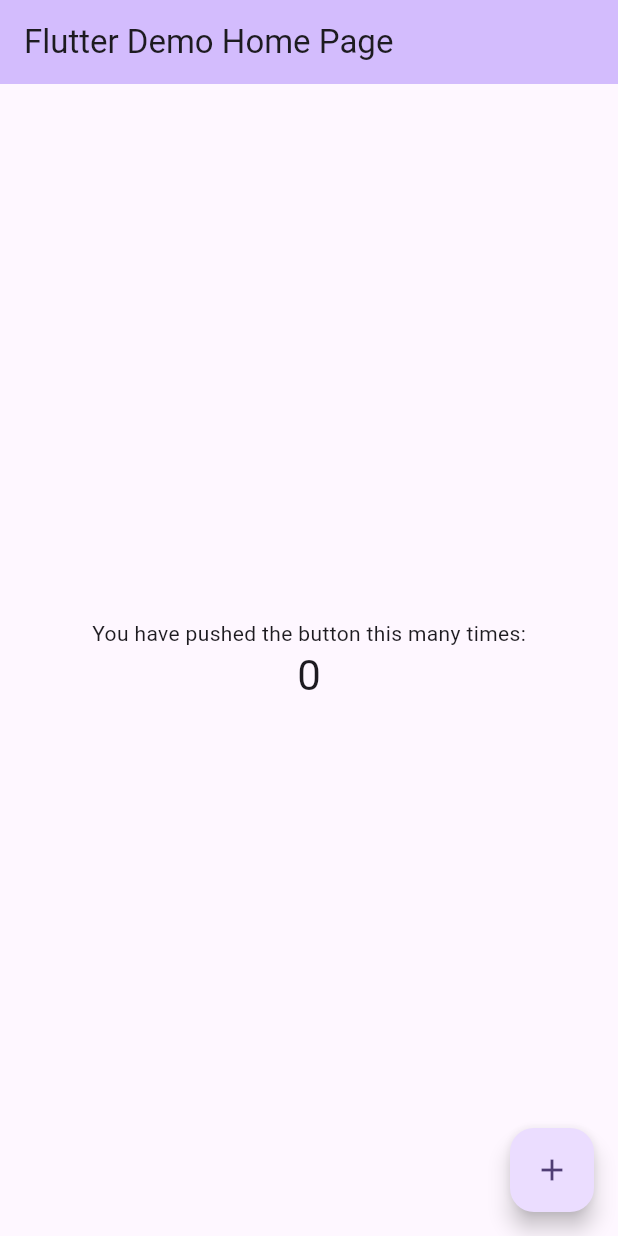
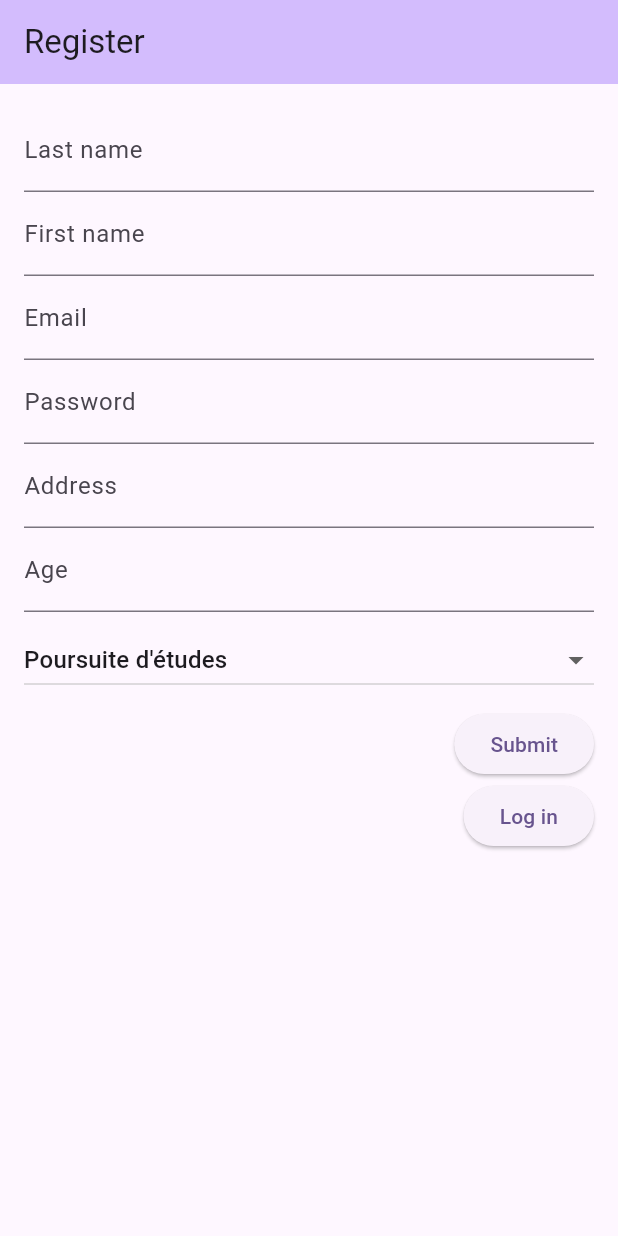
Before and after one commit to Kaylana1968/CodeEvaluator, a Flutter app: the screen it shows after launch, on a phone screen of 412 x 824 dp. Run offline on Flutter 3.47's test engine with Material 3 defaults, Android fonts, the phone set to English and light mode, and no system bars.

Commit message:
[us-1] made registration form and login form front but buttons not working

```diff
--- /dev/null
+++ b/lib/Controller/login.dart
@@ -0,0 +1 @@
+void login(String email, String password) {}
--- /dev/null
+++ b/lib/Controller/register.dart
@@ -0,0 +1,8 @@
+void register(
+  String lastName,
+  String firstName,
+  String email,
+  String address,
+  String age,
+  String motivation,
+) {}
--- /dev/null
+++ b/lib/Vue/register.dart
@@ -0,0 +1,125 @@
+import 'package:flutter/material.dart';
+import '../Controller/register.dart';
+
+const List<String> motivations = [
+  "Poursuite d'études",
+  "Reconversion professionnelle",
+  "Réorientation"
+];
+
+class RegistrationPage extends StatefulWidget {
+  const RegistrationPage({super.key, required this.title});
+
+  final String title;
+
+  @override
+  State<RegistrationPage> createState() => _RegistrationPageState();
+}
+
+class _RegistrationPageState extends State<RegistrationPage> {
+  final TextEditingController lastNameController = TextEditingController();
+  final TextEditingController firstNameController = TextEditingController();
+  final TextEditingController emailController = TextEditingController();
+  final TextEditingController passwordController = TextEditingController();
+  final TextEditingController addressController = TextEditingController();
+  final TextEditingController ageController = TextEditingController();
+  String motivationValue = motivations.first;
+
+  Widget formInput() {
+    return Column(
+      mainAxisAlignment: MainAxisAlignment.start,
+      crossAxisAlignment: CrossAxisAlignment.center,
+      children: [
+        TextFormField(
+          decoration: const InputDecoration(
+            labelText: "Last name",
+          ),
+          controller: lastNameController,
+          validator: (value) => value!.isEmpty ? 'Enter your last name' : null,
+        ),
+        TextFormField(
+          decoration: const InputDecoration(
+            labelText: "First name",
+          ),
+          controller: firstNameController,
+          validator: (value) => value!.isEmpty ? 'Enter your first name' : null,
+        ),
+        TextFormField(
+          decoration: const InputDecoration(
+            labelText: "Email",
+          ),
+          keyboardType: TextInputType.emailAddress,
+          controller: emailController,
+          validator: (value) => value!.isEmpty ? 'Enter your email' : null,
+        ),
+        TextFormField(
+          decoration: const InputDecoration(
+            labelText: "Password",
+          ),
+          controller: passwordController,
+          validator: (value) => value!.isEmpty ? 'Enter your password' : null,
+        ),
+        TextFormField(
+          decoration: const InputDecoration(
+            labelText: "Address",
+          ),
+          controller: addressController,
+          validator: (value) => value!.isEmpty ? 'Enter your address' : null,
+        ),
+        TextFormField(
+            decoration: const InputDecoration(
+              labelText: "Age",
+            ),
+            controller: ageController,
+            keyboardType: TextInputType.number,
+            validator: (value) => value!.isEmpty ? 'Enter your age' : null),
+        const SizedBox(height: 8.0),
+        DropdownButton(
+            isExpanded: true,
+            value: motivationValue,
+            items: motivations.map<DropdownMenuItem<String>>((String value) {
+              return DropdownMenuItem<String>(
+                value: value,
+                child: Text(value),
+              );
+            }).toList(),
+            onChanged: (value) => setState(() {
+                  motivationValue = value!;
+                }))
+      ],
+    );
+  }
+
+  @override
+  Widget build(BuildContext context) {
+    return Scaffold(
+      appBar: AppBar(
+        backgroundColor: Theme.of(context).colorScheme.inversePrimary,
+        title: Text(widget.title),
+      ),
+      body: Container(
+          margin: const EdgeInsets.all(16.0),
+          child: Column(
+            crossAxisAlignment: CrossAxisAlignment.end,
+            children: [
+              Form(child: formInput()),
+              const SizedBox(height: 8.0),
+              ElevatedButton(
+                  child: const Text("Submit"),
+                  onPressed: () {
+                    register(
+                        lastNameController.text,
+                        firstNameController.text,
+                        emailController.text,
+                        addressController.text,
+                        ageController.text,
+                        motivationValue);
+                  }),
+              ElevatedButton(
+                  child: const Text('Log in'),
+                  onPressed: () => (Navigator.pushNamed(context, '/login'))),
+            ],
+          )),
+    );
+  }
+}
--- a/lib/main.dart
+++ b/lib/main.dart
@@ -1,4 +1,6 @@
 import 'package:flutter/material.dart';
+import 'Vue/register.dart';
+import 'Vue/login.dart';
 
 void main() {
   runApp(const MyApp());
@@ -11,28 +13,17 @@ class MyApp extends StatelessWidget {
   @override
   Widget build(BuildContext context) {
     return MaterialApp(
-      title: 'Flutter Demo',
-      theme: ThemeData(
-        // This is the theme of your application.
-        //
-        // TRY THIS: Try running your application with "flutter run". You'll see
-        // the application has a purple toolbar. Then, without quitting the app,
-        // try changing the seedColor in the colorScheme below to Colors.green
-        // and then invoke "hot reload" (save your changes or press the "hot
-        // reload" button in a Flutter-supported IDE, or press "r" if you used
-        // the command line to start the app).
-        //
-        // Notice that the counter didn't reset back to zero; the application
-        // state is not lost during the reload. To reset the state, use hot
-        // restart instead.
-        //
-        // This works for code too, not just values: Most code changes can be
-        // tested with just a hot reload.
-        colorScheme: ColorScheme.fromSeed(seedColor: Colors.deepPurple),
-        useMaterial3: true,
-      ),
-      home: const MyHomePage(title: 'Flutter Demo Home Page'),
-    );
+        title: 'Flutter Demo',
+        theme: ThemeData(
+          colorScheme: ColorScheme.fromSeed(seedColor: Colors.deepPurple),
+          useMaterial3: true,
+        ),
+        debugShowCheckedModeBanner: false,
+        initialRoute: '/register',
+        routes: {
+          "/register": (context) => const RegistrationPage(title: "Register"),
+          "/login": (context) => const LoginPage(title: "Log in")
+        });
   }
 }
 
```
Also changed, not shown: lib/Vue/login.dart (added, +67 -0 lines).
